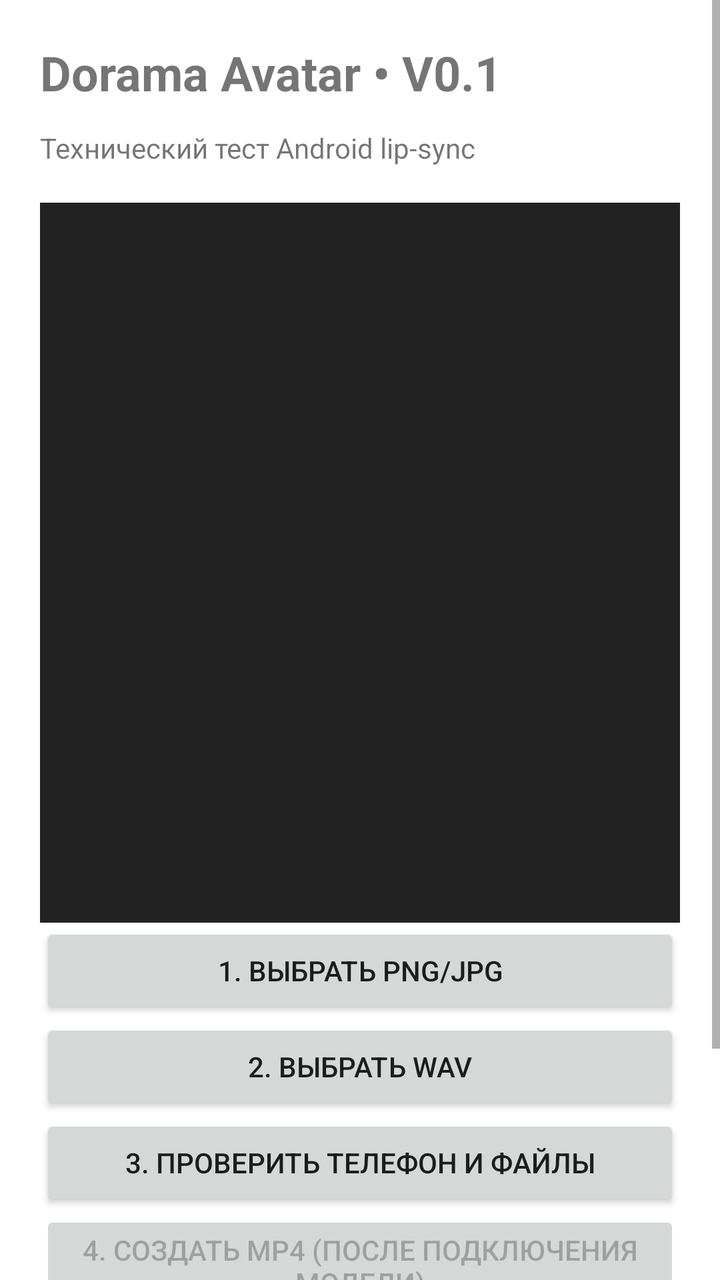
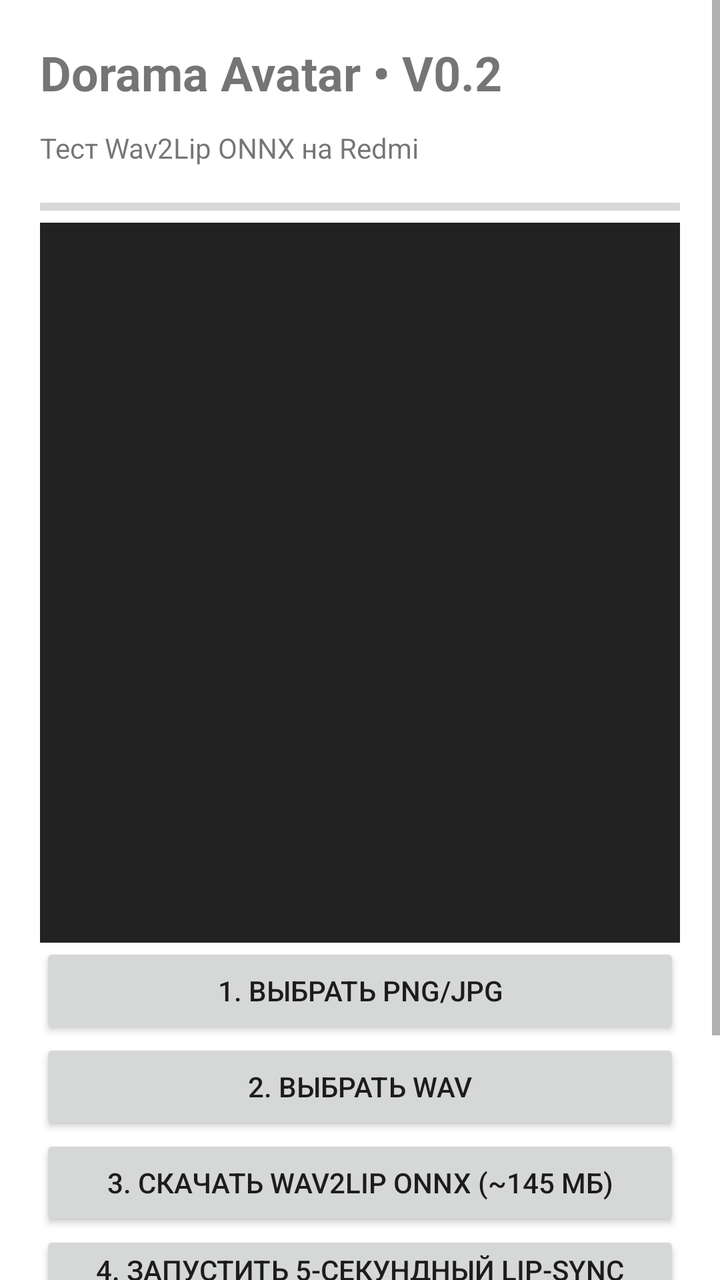

Before-and-after screenshots of an Android layout around one commit, followed by the original layout XML and the change that was made.
<!-- AndroidManifest.xml: application theme Theme.DoramaAvatar -->
<!-- res/layout/activity_main.xml -->
<ScrollView xmlns:android="http://schemas.android.com/apk/res/android" android:layout_width="match_parent" android:layout_height="match_parent"><LinearLayout android:orientation="vertical" android:padding="20dp" android:layout_width="match_parent" android:layout_height="wrap_content"><TextView android:text="Dorama Avatar • V0.1" android:textSize="24sp" android:textStyle="bold" android:layout_width="wrap_content" android:layout_height="wrap_content"/><TextView android:id="@+id/status" android:text="Технический тест Android lip-sync" android:paddingTop="12dp" android:paddingBottom="18dp" android:layout_width="match_parent" android:layout_height="wrap_content"/><ImageView android:id="@+id/preview" android:layout_width="match_parent" android:layout_height="360dp" android:scaleType="centerCrop" android:background="#222222"/><Button android:id="@+id/imageButton" android:text="1. Выбрать PNG/JPG" android:layout_width="match_parent" android:layout_height="wrap_content"/><Button android:id="@+id/audioButton" android:text="2. Выбрать WAV" android:layout_width="match_parent" android:layout_height="wrap_content"/><Button android:id="@+id/testButton" android:text="3. Проверить телефон и файлы" android:layout_width="match_parent" android:layout_height="wrap_content"/><Button android:id="@+id/generateButton" android:text="4. Создать MP4 (после подключения модели)" android:enabled="false" android:layout_width="match_parent" android:layout_height="wrap_content"/><TextView android:text="V0.1 сначала проверяет совместимость Redmi, доступность ONNX Runtime, изображение и WAV. Модель Wav2Lip не включена в ZIP из-за размера/лицензии; после успешного APK-теста подключим модель отдельным файлом." android:paddingTop="16dp" android:layout_width="match_parent" android:layout_height="wrap_content"/></LinearLayout></ScrollView>
<!-- resources referenced by this layout -->
<resources>
  <style name="Theme.DoramaAvatar" parent="Theme.MaterialComponents.DayNight.DarkActionBar"><item name="colorPrimary">#C2185B</item><item name="colorSecondary">#FFD166</item></style>
</resources>

<!-- the commit's change to res/layout/activity_main.xml (unified diff, before → after) -->
@@ -1 +1,12 @@
-<ScrollView xmlns:android="http://schemas.android.com/apk/res/android" android:layout_width="match_parent" android:layout_height="match_parent"><LinearLayout android:orientation="vertical" android:padding="20dp" android:layout_width="match_parent" android:layout_height="wrap_content"><TextView android:text="Dorama Avatar • V0.1" android:textSize="24sp" android:textStyle="bold" android:layout_width="wrap_content" android:layout_height="wrap_content"/><TextView android:id="@+id/status" android:text="Технический тест Android lip-sync" android:paddingTop="12dp" android:paddingBottom="18dp" android:layout_width="match_parent" android:layout_height="wrap_content"/><ImageView android:id="@+id/preview" android:layout_width="match_parent" android:layout_height="360dp" android:scaleType="centerCrop" android:background="#222222"/><Button android:id="@+id/imageButton" android:text="1. Выбрать PNG/JPG" android:layout_width="match_parent" android:layout_height="wrap_content"/><Button android:id="@+id/audioButton" android:text="2. Выбрать WAV" android:layout_width="match_parent" android:layout_height="wrap_content"/><Button android:id="@+id/testButton" android:text="3. Проверить телефон и файлы" android:layout_width="match_parent" android:layout_height="wrap_content"/><Button android:id="@+id/generateButton" android:text="4. Создать MP4 (после подключения модели)" android:enabled="false" android:layout_width="match_parent" android:layout_height="wrap_content"/><TextView android:text="V0.1 сначала проверяет совместимость Redmi, доступность ONNX Runtime, изображение и WAV. Модель Wav2Lip не включена в ZIP из-за размера/лицензии; после успешного APK-теста подключим модель отдельным файлом." android:paddingTop="16dp" android:layout_width="match_parent" android:layout_height="wrap_content"/></LinearLayout></ScrollView>
+<ScrollView xmlns:android="http://schemas.android.com/apk/res/android" android:layout_width="match_parent" android:layout_height="match_parent">
+<LinearLayout android:orientation="vertical" android:padding="20dp" android:layout_width="match_parent" android:layout_height="wrap_content">
+<TextView android:text="Dorama Avatar • V0.2" android:textSize="24sp" android:textStyle="bold" android:layout_width="wrap_content" android:layout_height="wrap_content"/>
+<TextView android:id="@+id/status" android:text="Тест Wav2Lip ONNX на Redmi" android:paddingTop="12dp" android:paddingBottom="12dp" android:layout_width="match_parent" android:layout_height="wrap_content"/>
+<ProgressBar android:id="@+id/progress" style="?android:attr/progressBarStyleHorizontal" android:max="100" android:progress="0" android:layout_width="match_parent" android:layout_height="wrap_content"/>
+<ImageView android:id="@+id/preview" android:layout_width="match_parent" android:layout_height="360dp" android:scaleType="centerCrop" android:background="#222222"/>
+<Button android:id="@+id/imageButton" android:text="1. Выбрать PNG/JPG" android:layout_width="match_parent" android:layout_height="wrap_content"/>
+<Button android:id="@+id/audioButton" android:text="2. Выбрать WAV" android:layout_width="match_parent" android:layout_height="wrap_content"/>
+<Button android:id="@+id/modelButton" android:text="3. Скачать Wav2Lip ONNX (~145 МБ)" android:layout_width="match_parent" android:layout_height="wrap_content"/>
+<Button android:id="@+id/generateButton" android:text="4. Запустить 5-секундный lip-sync тест" android:layout_width="match_parent" android:layout_height="wrap_content"/>
+<TextView android:text="V0.2 — технический тест производительности. Модель Wav2Lip имеет ограничение на коммерческое использование; для итогового канала позже перейдём на коммерчески разрешённый движок." android:paddingTop="16dp" android:layout_width="match_parent" android:layout_height="wrap_content"/>
+</LinearLayout></ScrollView>
